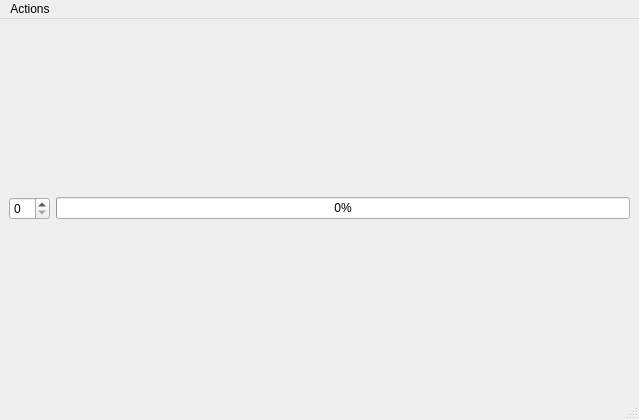
Frostmourneee/MT-TSP, file mainwindow.ui: the form before one commit.
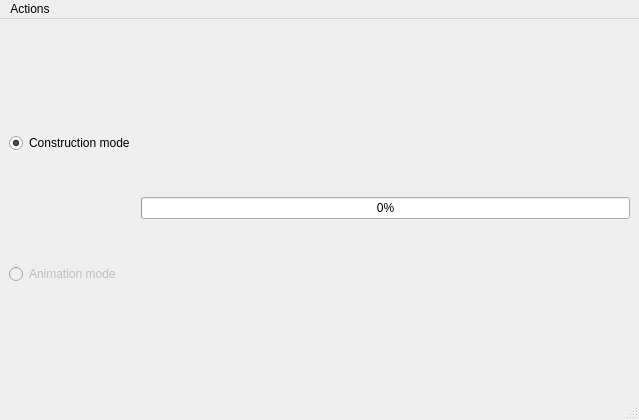
The form after the commit.

Commit message: Fixed resize bug and has started implementing animation stuff

Patch:
```diff
--- a/mainwindow.ui
+++ b/mainwindow.ui
@@ -16,7 +16,28 @@
   <widget class="QWidget" name="centralwidget">
    <layout class="QHBoxLayout" name="horizontalLayout">
     <item>
-     <widget class="QSpinBox" name="spinBox"/>
+     <layout class="QVBoxLayout" name="verticalLayout_2">
+      <item>
+       <widget class="QRadioButton" name="rBConstruction">
+        <property name="text">
+         <string>Construction mode</string>
+        </property>
+        <property name="checked">
+         <bool>true</bool>
+        </property>
+       </widget>
+      </item>
+      <item>
+       <widget class="QRadioButton" name="rBAnimation">
+        <property name="enabled">
+         <bool>false</bool>
+        </property>
+        <property name="text">
+         <string>Animation mode</string>
+        </property>
+       </widget>
+      </item>
+     </layout>
     </item>
     <item>
      <layout class="QVBoxLayout" name="vLScene">
```
The commit also changes 9 other files.
